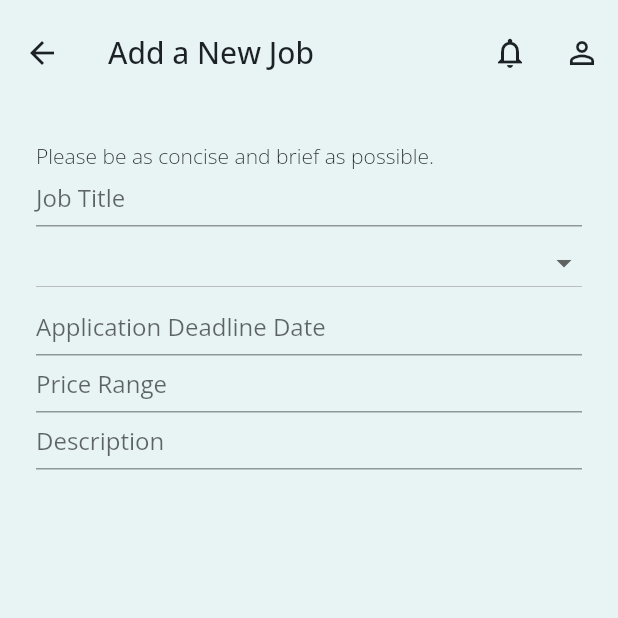
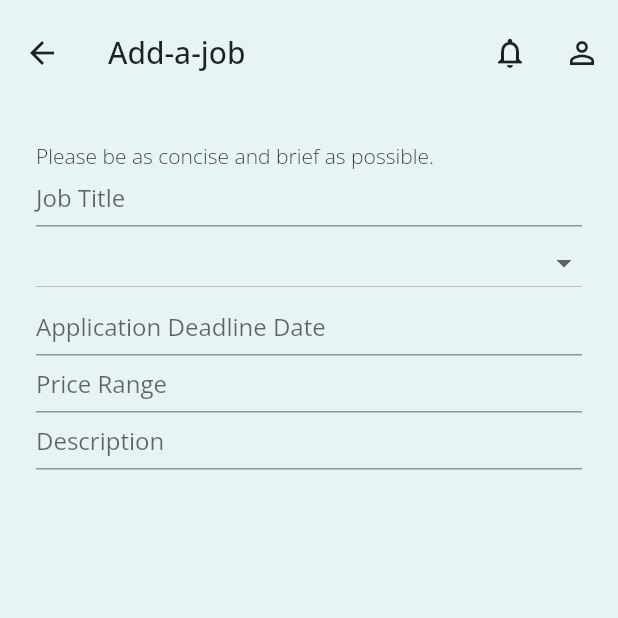
Before and after one commit to alazarlemma02/Freelance-App-flutter-project, a Flutter app: the AddJob screen opened by its route, on a phone screen of 412 x 824 dp, the top half of it. Run offline on Flutter 3.47's test engine with Material 2 defaults, Android fonts, the phone set to English and light mode, and no system bars; our stand-ins replace bloc, cloud_firestore, easy_localization, firebase_auth, firebase_core, image_picker; accounts and stored records are empty.

Commit message:
started localization on the add job screen

```diff
--- a/lib/view/screens/add_job_page.dart
+++ b/lib/view/screens/add_job_page.dart
@@ -1,3 +1,4 @@
+import 'package:easy_localization/easy_localization.dart';
 import 'package:flutter/material.dart';
 import 'package:flutter/src/widgets/framework.dart';
 import 'package:flutter/src/widgets/placeholder.dart';
@@ -32,7 +33,7 @@ class _AddJobState extends State<AddJob> {
             ),
           ),
         ],
-        title: Text("Add a New Job"),
+        title: Text('Add-a-job'.tr().toString()),
       ),
       body: Padding(
         padding: const EdgeInsets.all(24),
```
